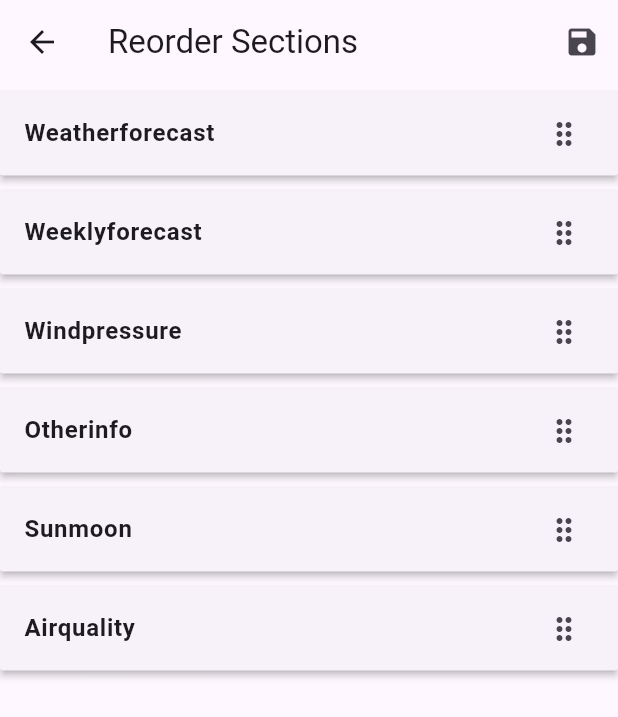
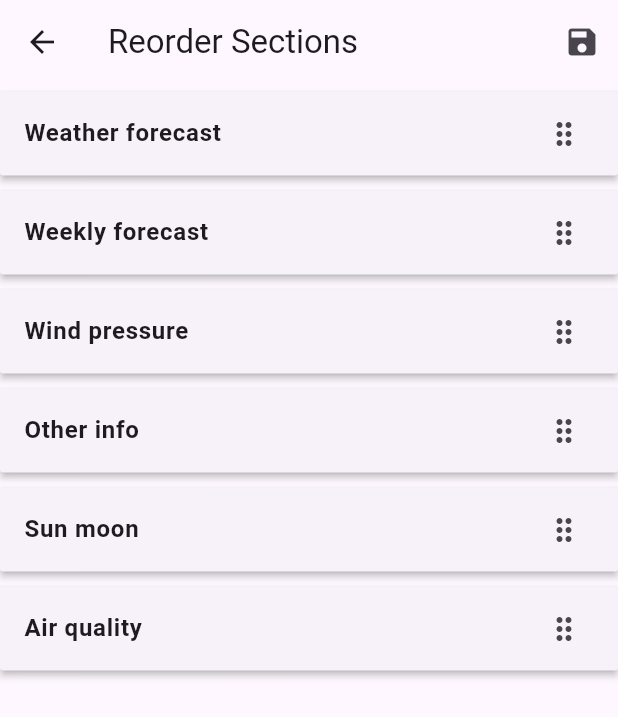
Before and after one commit to SadakatulShakil/WeatherApp-Animated-tools, a Flutter app: the screen it shows after launch, in the side drawer, after a tap on "Dashboard Preference", on a phone screen of 412 x 824 dp. Shown: the top 717 px of the screen. Run offline on Flutter 3.47's test engine with Material 3 defaults, Android fonts, the phone set to English and light mode, and no system bars; our stand-ins replace fl_chart, get, shared_preferences, syncfusion_flutter_gauges, visibility_detector, weather_icons.

Commit message:
Hourly forecast icon change dynamically like as Weekly forecast section

```diff
--- a/lib/controllers/home_controller.dart
+++ b/lib/controllers/home_controller.dart
@@ -2,12 +2,12 @@ import 'package:get/get.dart';
 import 'package:shared_preferences/shared_preferences.dart';
 
 enum HomeSection {
-  weatherForecast,
-  weeklyForecast,
-  windPressure,
-  otherInfo,
-  sunMoon,
-  airQuality,
+  weather_Forecast,
+  weekly_Forecast,
+  wind_Pressure,
+  other_Info,
+  sun_Moon,
+  air_Quality,
 }
 
 class HomeController extends GetxController {
@@ -46,12 +46,12 @@ class HomeController extends GetxController {
     } else {
       /// Default Order(If there is no saved order in sharedPreference)
       sectionOrder.value = [
-        HomeSection.weatherForecast,
-        HomeSection.weeklyForecast,
-        HomeSection.windPressure,
-        HomeSection.otherInfo,
-        HomeSection.sunMoon,
-        HomeSection.airQuality,
+        HomeSection.weather_Forecast,
+        HomeSection.weekly_Forecast,
+        HomeSection.wind_Pressure,
+        HomeSection.other_Info,
+        HomeSection.sun_Moon,
+        HomeSection.air_Quality,
       ];
     }
   }
@@ -59,6 +59,6 @@ class HomeController extends GetxController {
   ///Converts a string (e.g., "sunMoon") back to the corresponding enum value.
   ///Uses firstWhere to match the name of the enum value.
   HomeSection _stringToHomeSection(String name) {
-    return HomeSection.values.firstWhere((e) => e.name == name, orElse: () => HomeSection.weatherForecast);
+    return HomeSection.values.firstWhere((e) => e.name == name, orElse: () => HomeSection.weather_Forecast);
   }
 }
--- a/lib/models/hourly_weather_model.dart
+++ b/lib/models/hourly_weather_model.dart
@@ -2,10 +2,10 @@ import 'package:flutter/cupertino.dart';
 import 'package:weather_icons/weather_icons.dart';
 class HourlyWeatherModel {
   final String time;
-  final IconData icon;
+  final String iconKey;
   final double temp;
   final int rainChance;
   final int index;
 
-  HourlyWeatherModel(this.time, this.icon, this.temp, this.rainChance, this.index);
+  HourlyWeatherModel(this.time, this.iconKey, this.temp, this.rainChance, this.index);
 }
--- a/lib/view/screens/dashboard_preference.dart
+++ b/lib/view/screens/dashboard_preference.dart
@@ -40,7 +40,7 @@ class DashboardPreference extends StatelessWidget {
             margin: const EdgeInsets.symmetric(vertical: 5),
             child: ListTile(
               title: Text(
-                section.name.capitalizeFirst!,
+                section.name.capitalizeFirst!.replaceAll('_', ' '),/// beautify the widget name
                 style: const TextStyle(fontWeight: FontWeight.w600),
               ),
               trailing: const Icon(Icons.drag_indicator),
--- a/lib/view/screens/home_page.dart
+++ b/lib/view/screens/home_page.dart
@@ -18,7 +18,6 @@ class WeatherHomePage extends StatefulWidget {
 }
 
 class _WeatherHomePageState extends State<WeatherHomePage> {
-  final ScrollController _scrollController = ScrollController();
   GlobalKey<ScaffoldState> _scaffoldKey = GlobalKey<ScaffoldState>();
   final HomeController controller = Get.put(HomeController());
 
@@ -38,9 +37,11 @@ class _WeatherHomePageState extends State<WeatherHomePage> {
       drawer: AppDrawer(),
       extendBodyBehindAppBar: true,
       backgroundColor: Colors.blue.shade700,
-      body: Column(
+        body: Obx(() {
+          return ListView(
+            padding: EdgeInsets.zero,
             children: [
-          /// Fixed top section (weather image stack)
+              /// Header (Top section fixed)
               Stack(
                 children: [
                   // Background image
@@ -49,8 +50,7 @@ class _WeatherHomePageState extends State<WeatherHomePage> {
                     width: double.infinity,
                     decoration: BoxDecoration(
                       image: DecorationImage(
-                    image:
-                    isNight
+                        image: isNight
                             ? const AssetImage('assets/night.jpg')
                             : const AssetImage('assets/day.jpg'),
                         fit: BoxFit.cover,
@@ -105,7 +105,6 @@ class _WeatherHomePageState extends State<WeatherHomePage> {
                             color: Colors.white,
                           ),
                           onPressed: () {
-                        // Show the drawer
                             _scaffoldKey.currentState!.openDrawer();
                           },
                         ),
@@ -121,7 +120,6 @@ class _WeatherHomePageState extends State<WeatherHomePage> {
                     child: Column(
                       crossAxisAlignment: CrossAxisAlignment.start,
                       children: [
-                    // Weather condition
                         Container(
                           padding: const EdgeInsets.symmetric(
                             horizontal: 12,
@@ -137,8 +135,6 @@ class _WeatherHomePageState extends State<WeatherHomePage> {
                           ),
                         ),
                         const SizedBox(height: 8),
-
-                    // Temperature
                         Text(
                           "32°C",
                           style: TextStyle(
@@ -149,8 +145,6 @@ class _WeatherHomePageState extends State<WeatherHomePage> {
                           ),
                         ),
                         const SizedBox(height: 12),
-
-                    // Weather details row
                         Container(
                           padding: const EdgeInsets.symmetric(
                             horizontal: 8,
@@ -205,56 +199,46 @@ class _WeatherHomePageState extends State<WeatherHomePage> {
                   ),
                 ],
               ),
-
-          /// Dynamic sections based on saved order
-          Expanded(
-            child: Obx(() {
-              return ListView.builder(
-                padding: EdgeInsets.zero,
-                itemCount: controller.sectionOrder.length,
-                itemBuilder: (context, index) {
-                  final section = controller.sectionOrder[index];
-
+              /// Dynamic widgets
+              ...controller.sectionOrder.map((section) {
                 switch (section) {
-                    case HomeSection.weatherForecast:
+                  case HomeSection.weather_Forecast:
                     return Padding(
                       padding: const EdgeInsets.all(10.0),
                       child: WeatherForecastChart(),
                     );
-                    case HomeSection.weeklyForecast:
+                  case HomeSection.weekly_Forecast:
                     return Padding(
                       padding: const EdgeInsets.all(10.0),
                       child: WeeklyForecastView(),
                     );
-                    case HomeSection.windPressure:
+                  case HomeSection.wind_Pressure:
                     return Padding(
                       padding: const EdgeInsets.all(10.0),
                       child: WindAndPressureCards(),
                     );
-                    case HomeSection.otherInfo:
+                  case HomeSection.other_Info:
                     return Padding(
                       padding: const EdgeInsets.all(10.0),
                       child: OtherInfoCards(),
                     );
-                    case HomeSection.sunMoon:
+                  case HomeSection.sun_Moon:
                     return Padding(
                       padding: const EdgeInsets.all(10.0),
                       child: SunAndMoonWidget(),
                     );
-                    case HomeSection.airQuality:
+                  case HomeSection.air_Quality:
                     return Padding(
                       padding: const EdgeInsets.all(10.0),
                       child: AirQualityWidget(currentValue: 42.0),
                     );
                   default:
-                      return SizedBox.shrink();
+                    return const SizedBox.shrink();
                 }
-                },
+              }).toList(),
+            ],
           );
         }),
-          ),
-        ],
-      ),
     );
   }
 }
--- a/lib/view/widgets/forecast_widget/weather_forecast.dart
+++ b/lib/view/widgets/forecast_widget/weather_forecast.dart
@@ -1,29 +1,32 @@
 import 'package:fl_chart/fl_chart.dart';
 import 'package:flutter/material.dart';
+import 'package:get/get.dart';
+import 'package:get/get_core/src/get_main.dart';
 import 'package:weather_icons/weather_icons.dart';
 
+import '../../../controllers/forecast_controller.dart';
 import '../../../models/hourly_weather_model.dart';
 
 class WeatherForecastChart extends StatelessWidget {
 
-
+  final ForecastController controller = Get.put(ForecastController());
   final List<HourlyWeatherModel> demoData = [
-    HourlyWeatherModel("00:00", WeatherIcons.night_clear, 25.0, 10, 0),
-    HourlyWeatherModel("03:00", WeatherIcons.cloud, 30.0, 20, 1),
-    HourlyWeatherModel("06:00", WeatherIcons.rain, 38.0, 70, 2),
-    HourlyWeatherModel("09:00", WeatherIcons.day_sunny, 24.0, 15, 3),
-    HourlyWeatherModel("12:00", WeatherIcons.day_sunny, 32.0, 5, 4),
-    HourlyWeatherModel("15:00", WeatherIcons.cloud, 30.0, 25, 5),
-    HourlyWeatherModel("18:00", WeatherIcons.rain, 38.5, 60, 6),
-    HourlyWeatherModel("21:00", WeatherIcons.night_clear, 25.0, 10, 7),
-    HourlyWeatherModel("00:00", WeatherIcons.night_clear, 32.5, 12, 8),
-    HourlyWeatherModel("03:00", WeatherIcons.cloud, 36.0, 30, 9),
-    HourlyWeatherModel("06:00", WeatherIcons.rain, 38.5, 80, 10),
-    HourlyWeatherModel("09:00", WeatherIcons.day_sunny, 25.0, 20, 11),
-    HourlyWeatherModel("12:00", WeatherIcons.day_sunny, 28.0, 10, 12),
-    HourlyWeatherModel("15:00", WeatherIcons.cloud, 35.0, 40, 13),
-    HourlyWeatherModel("18:00", WeatherIcons.rain, 32.5, 55, 14),
-    HourlyWeatherModel("21:00", WeatherIcons.night_clear, 30.0, 18, 15),
+    HourlyWeatherModel("00:00", 'moon_cloud', 25.0, 10, 0),
+    HourlyWeatherModel("03:00", 'moon_rain', 30.0, 20, 1),
+    HourlyWeatherModel("06:00", 'sun_cloud', 38.0, 70, 2),
+    HourlyWeatherModel("09:00", 'sun_rain', 24.0, 15, 3),
+    HourlyWeatherModel("12:00", 'tornado', 32.0, 5, 4),
+    HourlyWeatherModel("15:00", 'moon_cloud', 30.0, 25, 5),
+    HourlyWeatherModel("18:00", 'moon_rain', 38.5, 60, 6),
+    HourlyWeatherModel("21:00", 'sun_cloud', 25.0, 10, 7),
+    HourlyWeatherModel("00:00", 'sun_rain', 32.5, 12, 8),
+    HourlyWeatherModel("03:00", 'tornado', 36.0, 30, 9),
+    HourlyWeatherModel("06:00", 'moon_cloud', 38.5, 80, 10),
+    HourlyWeatherModel("09:00", 'moon_rain', 25.0, 20, 11),
+    HourlyWeatherModel("12:00", 'sun_cloud', 28.0, 10, 12),
+    HourlyWeatherModel("15:00", 'sun_rain', 35.0, 40, 13),
+    HourlyWeatherModel("18:00", 'sun_cloud', 32.5, 55, 14),
+    HourlyWeatherModel("21:00", 'tornado', 30.0, 18, 15),
   ];
 
   @override
@@ -113,10 +116,11 @@ class WeatherForecastChart extends StatelessWidget {
                         ),
                       ),
                       Positioned.fill(
-                        child: Row(
+                        child: Obx(() =>  Row(
                           crossAxisAlignment: CrossAxisAlignment.stretch,
                           children:
                           demoData.map((hour) {
+                            final iconUrl = controller.getIconUrl(hour.iconKey);
                             return Expanded(
                               child: Column(
                                 children: [
@@ -129,11 +133,7 @@ class WeatherForecastChart extends StatelessWidget {
                                     ),
                                   ),
                                   SizedBox(height: 4),
-                                  Icon(
-                                    hour.icon,
-                                    color: Colors.white,
-                                    size: 20,
-                                  ),
+                                  Image.asset(iconUrl, width: 25, height: 25),
                                   Spacer(),
 
                                   // Temperature just below dot
@@ -171,6 +171,7 @@ class WeatherForecastChart extends StatelessWidget {
                             );
                           }).toList(),
                         ),
+                        ),
                       ),
                     ],
                   ),
```
Lines whose indentation alone changed are shown as unchanged.
